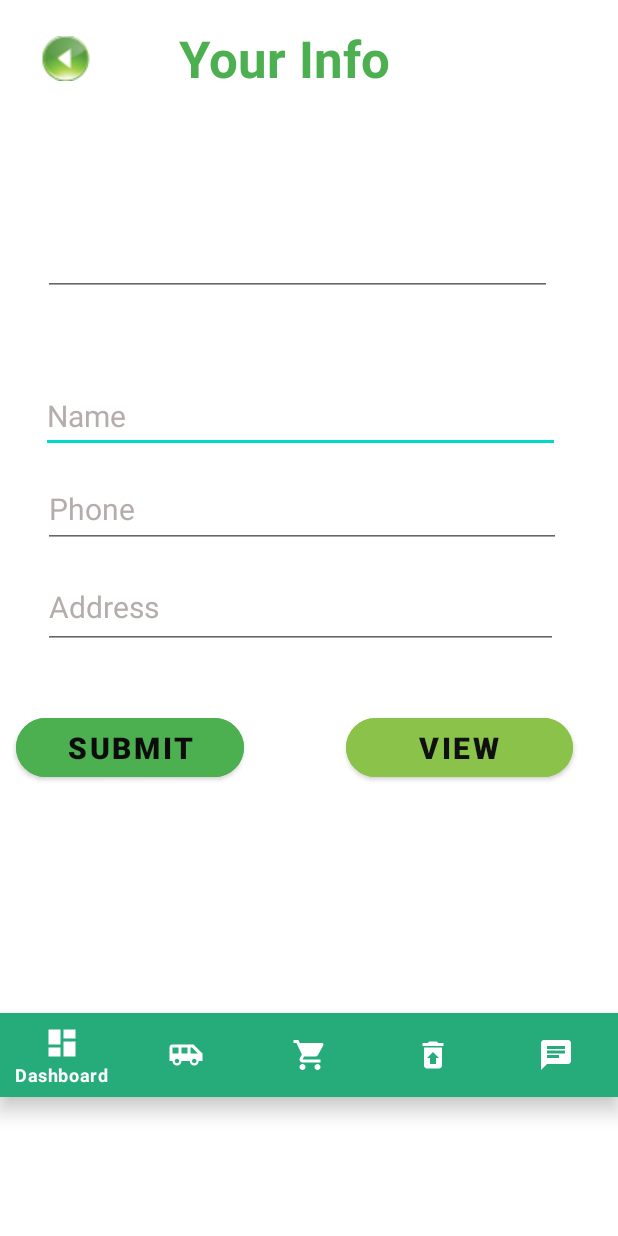
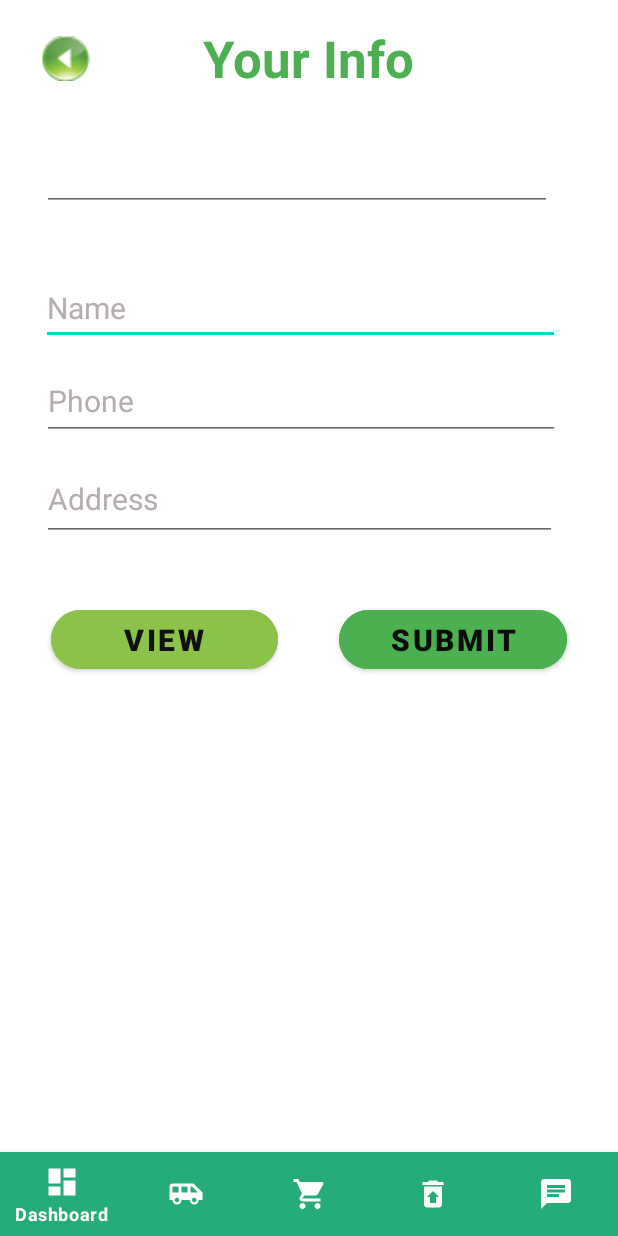
Before and after one commit to ThaminduChankana/TrashCoinApp, an Android app: the HouserHoldWasteAddPagetwo screen opened directly, with no data from a screen before it, on a phone screen of 412 x 824 dp. Run offline under Robolectric (Android 15) with nearby library versions, the phone set to English and light mode, and no system bars; our stand-ins replace Firebase (no records; nobody signed in at launch, a user with empty details on screens opened directly), sdp/ssp sizes; 1 statement that could not run was skipped.

Commit message:
resolved conflicts

```diff
--- a/app/src/main/res/layout/activity_houser_hold_waste_add_page_two.xml
+++ b/app/src/main/res/layout/activity_houser_hold_waste_add_page_two.xml
@@ -1,5 +1,5 @@
 <?xml version="1.0" encoding="utf-8"?>
-<androidx.constraintlayout.widget.ConstraintLayout xmlns:android="http://schemas.android.com/apk/res/android"
+<RelativeLayout xmlns:android="http://schemas.android.com/apk/res/android"
     xmlns:app="http://schemas.android.com/apk/res-auto"
     xmlns:tools="http://schemas.android.com/tools"
     android:layout_width="match_parent"
@@ -10,6 +10,7 @@
         android:id="@+id/btn_view"
         android:layout_width="151dp"
         android:layout_height="51dp"
+        android:layout_below="@id/edt_address"
         android:layout_marginStart="34dp"
         android:layout_marginTop="40dp"
         android:layout_marginEnd="70dp"
@@ -32,6 +33,7 @@
         android:layout_marginEnd="139dp"
         android:layout_marginBottom="41dp"
         android:hint="@string/yourinfo"
+        android:layout_centerHorizontal="true"
         android:text="Your Info"
         android:textAlignment="center"
         android:textColor="#4CAF50"
@@ -45,8 +47,9 @@
         android:id="@+id/edt_Name"
         android:layout_width="346dp"
         android:layout_height="49dp"
+        android:layout_below="@id/edtm_waste"
         android:layout_marginStart="27dp"
-        android:layout_marginTop="55dp"
+        android:layout_marginTop="40dp"
         android:layout_marginEnd="38dp"
         android:ems="10"
         android:inputType="textPersonName"
@@ -59,6 +62,7 @@
         app:layout_constraintTop_toBottomOf="@+id/edtm_waste" />
 
     <EditText
+        android:layout_below="@id/edt_Name"
         android:id="@+id/edt_phone"
         android:layout_width="345dp"
         android:layout_height="51dp"
@@ -76,6 +80,7 @@
         app:layout_constraintTop_toBottomOf="@+id/edt_Name" />
 
     <EditText
+        android:layout_below="@id/edt_phone"
         android:id="@+id/edt_address"
         android:layout_width="343dp"
         android:layout_height="55dp"
@@ -96,6 +101,8 @@
         android:id="@+id/btn_submit"
         android:layout_width="152dp"
         android:layout_height="51dp"
+        android:layout_below="@id/edt_address"
+        android:layout_alignParentRight="true"
         android:layout_marginStart="50dp"
         android:layout_marginTop="40dp"
         android:layout_marginEnd="34dp"
@@ -111,8 +118,9 @@
 
     <EditText
         android:id="@+id/edtm_waste"
-        android:layout_width="339dp"
-        android:layout_height="100dp"
+        android:layout_width="match_parent"
+        android:layout_height="wrap_content"
+        android:layout_below="@id/btn_back4"
         android:layout_marginStart="28dp"
         android:layout_marginTop="41dp"
         android:layout_marginEnd="44dp"
@@ -138,23 +146,22 @@
         app:layout_constraintTop_toTopOf="parent"
         app:srcCompat="@drawable/img_btn_back" />
 
-    <FrameLayout
-        android:id="@+id/btm_nav_disposer_container"
-        android:layout_width="match_parent"
-        android:layout_height="match_parent"
-        app:layout_constraintBottom_toBottomOf="parent"
-        app:layout_constraintEnd_toEndOf="parent"
-        app:layout_constraintHorizontal_bias="0.0"
-        app:layout_constraintStart_toStartOf="parent"
-        app:layout_constraintTop_toTopOf="parent"
-        app:layout_constraintVertical_bias="0.0">
+<!--    <FrameLayout-->
+<!--        android:id="@+id/btm_nav_disposer_container"-->
+<!--        android:layout_width="match_parent"-->
+<!--        android:layout_height="match_parent"-->
+<!--        app:layout_constraintBottom_toBottomOf="parent"-->
+<!--        app:layout_constraintEnd_toEndOf="parent"-->
+<!--        app:layout_constraintHorizontal_bias="0.0"-->
+<!--        app:layout_constraintStart_toStartOf="parent"-->
+<!--        app:layout_constraintTop_toTopOf="parent"-->
+<!--        app:layout_constraintVertical_bias="0.0">-->
 
         <com.google.android.material.bottomnavigation.BottomNavigationView
             android:id="@+id/bottom_navigation_disposer"
             android:layout_width="match_parent"
             android:layout_height="wrap_content"
             android:layout_alignParentBottom="true"
-            android:layout_marginTop="675dp"
             android:background="@color/btn_color"
             app:itemIconTint="@color/white"
             app:itemTextColor="@color/white"
@@ -162,7 +169,7 @@
             app:layout_constraintStart_toStartOf="parent"
             app:layout_constraintTop_toTopOf="parent"
             app:menu="@menu/bottom_nav_disposer_menu" />
-    </FrameLayout>
+<!--    </FrameLayout>-->
 
 
-</androidx.constraintlayout.widget.ConstraintLayout>
+</RelativeLayout>
```
Also changed, not shown: app/src/main/AndroidManifest.xml (+19 -63 lines), app/src/main/java/com/example/trashcoinapp/activities/dashboards/WasteCollectorDashboard.java (+6 -5 lines), app/src/main/res/layout/activity_waste_disposer_all_view.xml (+30 -46 lines).
